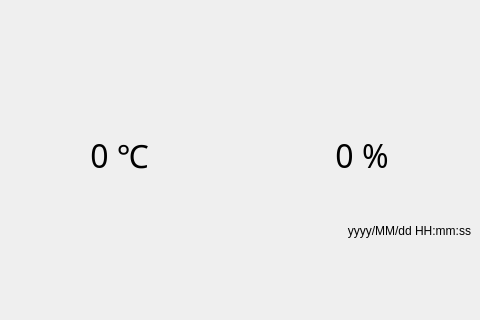
Qt form widget_ui/widget.ui (blurblah/weather_board) before a commit.
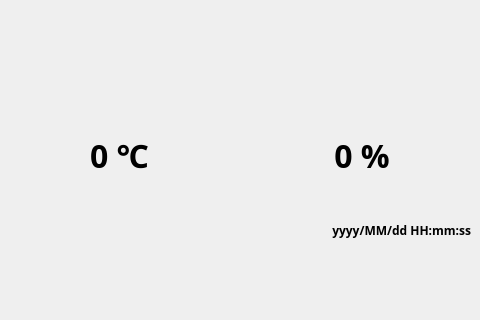
The same form after that commit.

```diff
--- a/widget_ui/widget.ui
+++ b/widget_ui/widget.ui
@@ -69,6 +69,8 @@
        <font>
         <family>Nanum Gothic</family>
         <pointsize>24</pointsize>
+        <weight>75</weight>
+        <bold>true</bold>
        </font>
       </property>
       <property name="text">
@@ -101,6 +103,8 @@
        <font>
         <family>Nanum Gothic</family>
         <pointsize>24</pointsize>
+        <weight>75</weight>
+        <bold>true</bold>
        </font>
       </property>
       <property name="text">
@@ -138,6 +142,13 @@
      <height>41</height>
     </rect>
    </property>
+   <property name="font">
+    <font>
+     <family>Nanum Gothic</family>
+     <weight>75</weight>
+     <bold>true</bold>
+    </font>
+   </property>
    <property name="text">
     <string>yyyy/MM/dd HH:mm:ss</string>
    </property>
```
